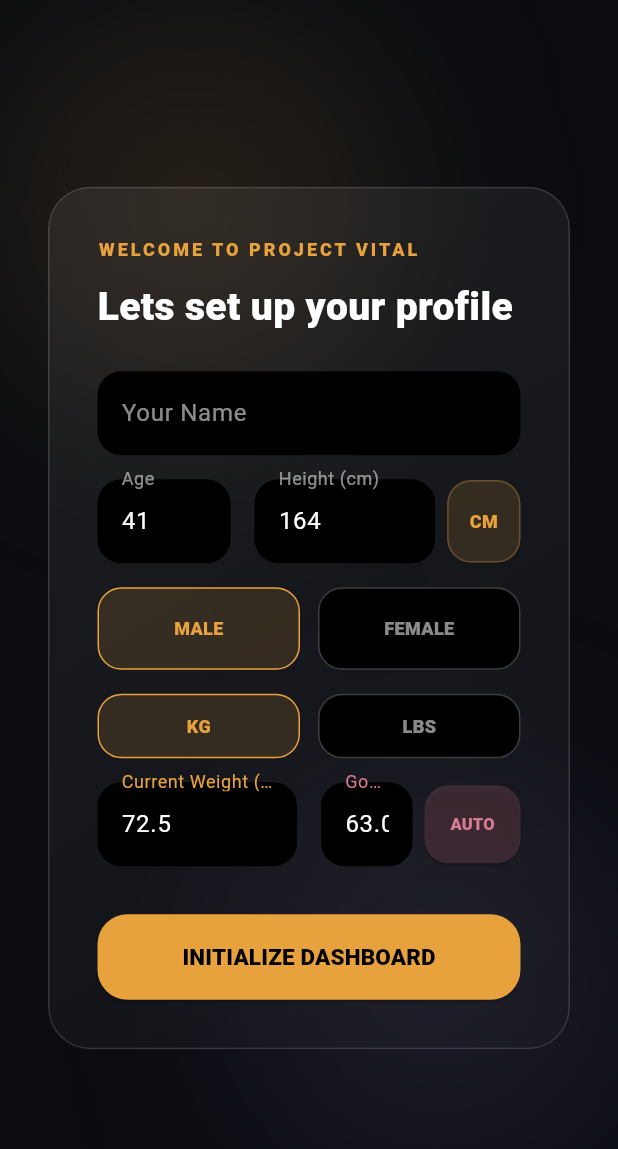
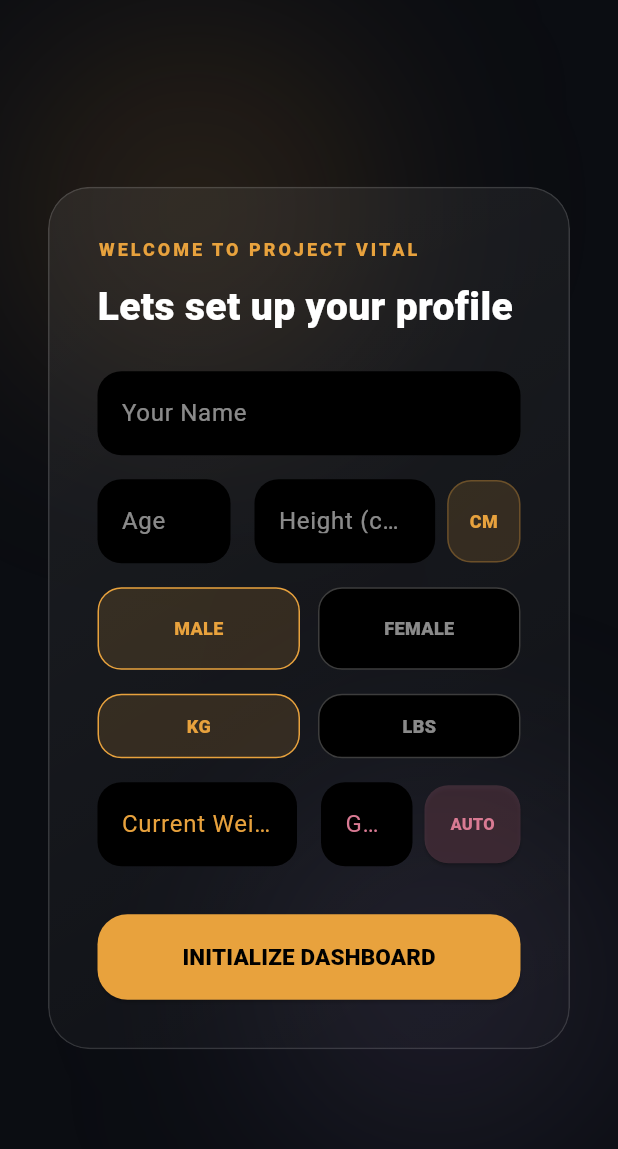
Before and after one commit to blueheaven181/project_vital, a Flutter app: the screen it shows after launch, after a tap on "FEET", on a phone screen of 412 x 824 dp. Shown: the top 1149 px of the screen. Run offline on Flutter 3.47's test engine with Material 3 defaults, Android fonts, the phone set to English and light mode, and no system bars; our stand-ins replace fl_chart, hive, hive_flutter, pdf, printing, share_plus; accounts and stored records are empty.

Commit message:
Fix onboarding fields pre-filled with example data
Age/height/weight/goal-weight fields were hardcoded to example values
(41, 5.45, 72.5, 63.0) instead of starting empty, so a new user could
easily miss changing a field and end up with someone else's numbers.
Now they start empty with hint text showing the expected format.

Also fixed the height FEET/CM toggle, which had the same issue: it
overwrote whatever the user had already typed with a canned example
number instead of converting it.

Co-Authored-By: Claude Sonnet 5 <noreply@anthropic.com>

```diff
--- a/lib/screens/onboarding_screen.dart
+++ b/lib/screens/onboarding_screen.dart
@@ -17,10 +17,10 @@ class OnboardingScreen extends StatefulWidget {
 
 class _OnboardingScreenState extends State<OnboardingScreen> {
   final TextEditingController nameController = TextEditingController();
-  final TextEditingController ageController = TextEditingController(text: "41");
-  final TextEditingController heightController = TextEditingController(text: "5.45");
-  final TextEditingController weightController = TextEditingController(text: "72.5");
-  final TextEditingController goalWeightController = TextEditingController(text: "63.0");
+  final TextEditingController ageController = TextEditingController();
+  final TextEditingController heightController = TextEditingController();
+  final TextEditingController weightController = TextEditingController();
+  final TextEditingController goalWeightController = TextEditingController();
 
   bool isHeightInFeet = true;
   String gender = 'Male';
@@ -90,7 +90,7 @@ class _OnboardingScreenState extends State<OnboardingScreen> {
                         controller: ageController,
                         keyboardType: TextInputType.number,
                         style: const TextStyle(color: Colors.white),
-                        decoration: InputDecoration(labelText: 'Age', labelStyle: const TextStyle(color: Colors.white54), filled: true, fillColor: Colors.black, border: OutlineInputBorder(borderRadius: BorderRadius.circular(16), borderSide: BorderSide.none)),
+                        decoration: InputDecoration(labelText: 'Age', hintText: 'e.g. 30', hintStyle: const TextStyle(color: Colors.white24), labelStyle: const TextStyle(color: Colors.white54), filled: true, fillColor: Colors.black, border: OutlineInputBorder(borderRadius: BorderRadius.circular(16), borderSide: BorderSide.none)),
                       ),
                     ),
                     const SizedBox(width: 16),
@@ -116,8 +116,14 @@ class _OnboardingScreenState extends State<OnboardingScreen> {
                           InkWell(
                             onTap: () {
                               setState(() {
+                                final typed = double.tryParse(heightController.text);
                                 isHeightInFeet = !isHeightInFeet;
-                                heightController.text = isHeightInFeet ? "5.45" : "164";
+                                if (typed != null) {
+                                  // Convert the value the user already typed instead of
+                                  // discarding it for a canned example number.
+                                  final converted = isHeightInFeet ? typed / 30.48 : typed * 30.48;
+                                  heightController.text = converted.toStringAsFixed(isHeightInFeet ? 2 : 0);
+                                }
                               });
                             },
                             child: Container(
@@ -221,7 +227,7 @@ class _OnboardingScreenState extends State<OnboardingScreen> {
                         controller: weightController,
                         keyboardType: TextInputType.number,
                         style: const TextStyle(color: Colors.white),
-                        decoration: InputDecoration(labelText: 'Current Weight (${weightUnit.label})', labelStyle: const TextStyle(color: VitalPalette.amber), filled: true, fillColor: Colors.black, border: OutlineInputBorder(borderRadius: BorderRadius.circular(16), borderSide: BorderSide.none)),
+                        decoration: InputDecoration(labelText: 'Current Weight (${weightUnit.label})', hintText: weightUnit == WeightUnit.kg ? 'e.g. 70' : 'e.g. 154', hintStyle: const TextStyle(color: Colors.white24), labelStyle: const TextStyle(color: VitalPalette.amber), filled: true, fillColor: Colors.black, border: OutlineInputBorder(borderRadius: BorderRadius.circular(16), borderSide: BorderSide.none)),
                       ),
                     ),
                     const SizedBox(width: 16),
@@ -235,6 +241,8 @@ class _OnboardingScreenState extends State<OnboardingScreen> {
                               style: const TextStyle(color: Colors.white),
                               decoration: InputDecoration(
                                 labelText: 'Goal Weight (${weightUnit.label})',
+                                hintText: weightUnit == WeightUnit.kg ? 'e.g. 63' : 'e.g. 139',
+                                hintStyle: const TextStyle(color: Colors.white24),
                                 labelStyle: const TextStyle(color: VitalPalette.rose),
                                 filled: true,
                                 fillColor: Colors.black,
```
Also changed, not shown: 1 other file.
